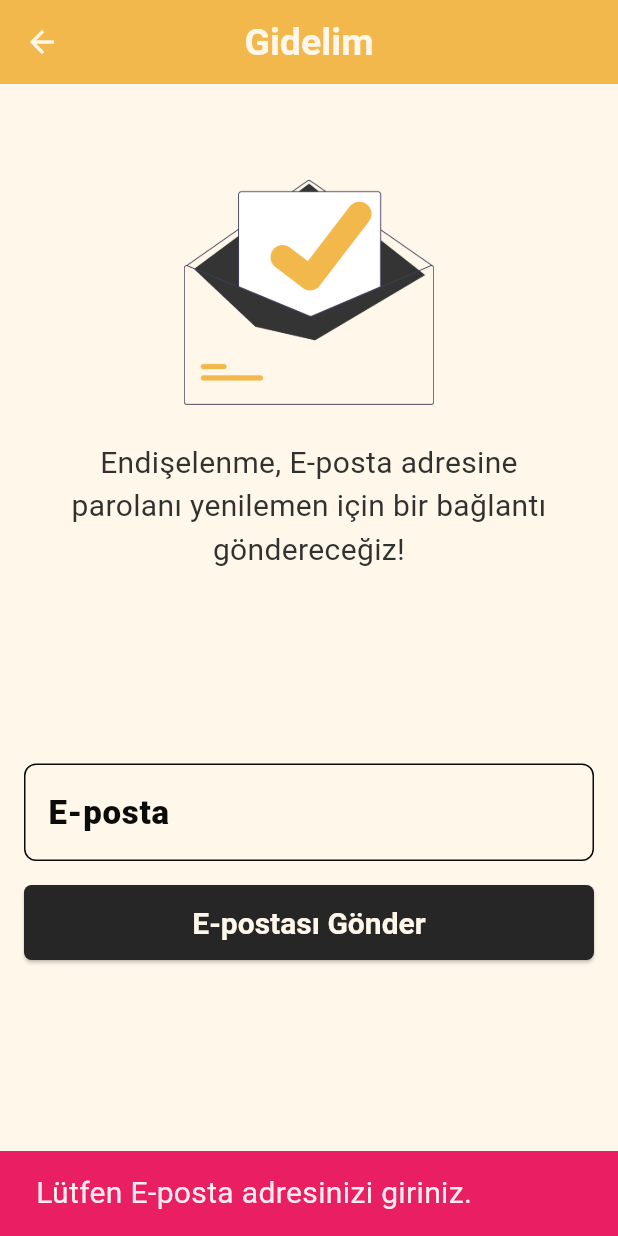
After one commit to OzgurBoruzanci/Gidelim_App, a Flutter app: the ForgotPasswordScreen screen opened directly, after a tap on "E-postası Gönder", on a phone screen of 412 x 824 dp. The commit adds this screen. Run offline on Flutter 3.47's test engine with Material 3 defaults, Android fonts, the phone set to English and light mode, and no system bars; our stand-ins replace cloud_firestore, firebase_auth, firebase_core, fluttertoast, loading_animation_widget; accounts and stored records are empty.

Commit message:
By creating ForgotPasswordScreen, the password recovery e-mail process with firebase has been completed.

```diff
--- a/bootcamp91/lib/services/auth_service.dart
+++ b/bootcamp91/lib/services/auth_service.dart
@@ -1,3 +1,4 @@
+import 'package:bootcamp91/product/project_colors.dart';
 import 'package:bootcamp91/view/login_screen.dart';
 import 'package:bootcamp91/view/main_screen.dart';
 import 'package:bootcamp91/view/welcome_screen.dart';
@@ -116,7 +117,7 @@ class AuthService {
 
         _showSnackBar(
             context,
-            'Kaydın oluşturuldu $displayName! Lütfen e-posta adresinizi doğrulayın.',
+            'Kaydın oluşturuldu $displayName! Size bir doğrulama e-postası gönderdik. \n Lütfen e-posta adresinizi doğrulayın. ',
             Colors.green);
 
         _navigateToScreen(context, const LoginScreen());
@@ -178,4 +179,28 @@ class AuthService {
       ),
     );
   }
+
+  Future<void> sendPasswordResetEmail(
+      BuildContext context, String email) async {
+    if (email.isEmpty) {
+      _showSnackBar(context, 'Lütfen E-posta adresinizi giriniz.',
+          ProjectColors.red_color);
+      return; // E-posta adresi boş olduğunda fonksiyonu sonlandır
+    }
+    try {
+      await _firebaseAuth.sendPasswordResetEmail(email: email);
+      if (email.isEmpty) {
+        _showSnackBar(context, 'Lütfen E-posta adresinizi giriniz.',
+            ProjectColors.red_color);
+        return; // E-posta adresi boş olduğunda fonksiyonu sonlandır
+      }
+      _showSnackBar(context, 'Şifre sıfırlama e-postası gönderildi.',
+          ProjectColors.green_color);
+    } catch (e) {
+      _showSnackBar(
+          context,
+          'Bir hata oluştu: \nGeçerli bir e-posta giriniz. \n${e.toString()}',
+          ProjectColors.red_color);
+    }
+  }
 }
--- /dev/null
+++ b/bootcamp91/lib/view/forgat_paswword_screen.dart
@@ -0,0 +1,104 @@
+import 'package:bootcamp91/product/custom_loading_widget.dart';
+import 'package:bootcamp91/product/project_colors.dart';
+import 'package:flutter/material.dart';
+import 'package:bootcamp91/services/auth_service.dart';
+import 'package:bootcamp91/product/project_texts.dart';
+
+class ForgotPasswordScreen extends StatefulWidget {
+  const ForgotPasswordScreen({super.key});
+
+  @override
+  State<ForgotPasswordScreen> createState() => _ForgotPasswordScreenState();
+}
+
+class _ForgotPasswordScreenState extends State<ForgotPasswordScreen> {
+  final TextEditingController _emailController = TextEditingController();
+  final AuthService _authService = AuthService();
+
+  bool _isSending = false;
+  String? _message;
+
+  void _sendPasswordResetEmail() async {
+    setState(() {
+      _isSending = true;
+      _message = null;
+    });
+
+    try {
+      await _authService.sendPasswordResetEmail(context, _emailController.text);
+    } catch (e) {
+      setState(() {
+        _message = 'E-posta gönderilirken bir hata oluştu: ${e.toString()}';
+      });
+    } finally {
+      setState(() {
+        _isSending = false;
+      });
+    }
+  }
+
+  @override
+  Widget build(BuildContext context) {
+    return Scaffold(
+      appBar: AppBar(
+        title: Text(ProjectTexts().projectName),
+      ),
+      body: SingleChildScrollView(
+        child: Column(
+          mainAxisAlignment: MainAxisAlignment.start,
+          children: [
+            Padding(
+              padding: const EdgeInsets.only(top: 64.0, bottom: 8),
+              child: SizedBox(
+                  height: 150,
+                  width: 300,
+                  child: Image.asset("assets/images/forgot_password.png")),
+            ),
+            const Padding(
+              padding:
+                  EdgeInsets.only(bottom: 128.0, top: 16, right: 32, left: 32),
+              child: Text(
+                'Endişelenme, E-posta adresine parolanı yenilemen için bir bağlantı göndereceğiz!',
+                textAlign: TextAlign.center,
+                style: TextStyle(color: ProjectColors.textColor),
+              ),
+            ),
+            Padding(
+              padding: const EdgeInsets.symmetric(horizontal: 16.0),
+              child: Column(
+                children: [
+                  TextField(
+                    controller: _emailController,
+                    decoration: InputDecoration(
+                      labelText: ProjectTexts().email,
+                      border: const OutlineInputBorder(),
+                    ),
+                    keyboardType: TextInputType.emailAddress,
+                  ),
+                  const SizedBox(height: 16),
+                  ElevatedButton(
+                    onPressed: _isSending ? null : _sendPasswordResetEmail,
+                    child: _isSending
+                        ? const CustomLoadingWidget()
+                        : const Text('E-postası Gönder'),
+                  ),
+                ],
+              ),
+            ),
+            if (_message != null) ...[
+              const SizedBox(height: 16),
+              Text(
+                _message!,
+                style: TextStyle(
+                  color: _message!.startsWith('Şifre sıfırlama')
+                      ? Colors.green
+                      : Colors.red,
+                ),
+              ),
+            ],
+          ],
+        ),
+      ),
+    );
+  }
+}
--- a/bootcamp91/lib/view/login_screen.dart
+++ b/bootcamp91/lib/view/login_screen.dart
@@ -1,6 +1,7 @@
 import 'package:bootcamp91/product/project_colors.dart';
 import 'package:bootcamp91/product/project_texts.dart';
 import 'package:bootcamp91/services/auth_service.dart';
+import 'package:bootcamp91/view/forgat_paswword_screen.dart';
 import 'package:bootcamp91/view/regsiter_screen.dart';
 import 'package:flutter/material.dart';
 
@@ -115,6 +116,33 @@ class _LoginScreenState extends State<LoginScreen> {
                       },
                       child: Text(ProjectTexts().loginTextButton),
                     ),
+                    TextButton(
+                      onPressed: () {
+                        Navigator.push(
+                          context,
+                          PageRouteBuilder(
+                            pageBuilder:
+                                (context, animation, secondaryAnimation) =>
+                                    const ForgotPasswordScreen(),
+                            transitionsBuilder: (context, animation,
+                                secondaryAnimation, child) {
+                              var begin = const Offset(1.0, 0.0);
+                              var end = Offset.zero;
+                              var curve = Curves.ease;
+
+                              var tween = Tween(begin: begin, end: end)
+                                  .chain(CurveTween(curve: curve));
+
+                              return SlideTransition(
+                                position: animation.drive(tween),
+                                child: child,
+                              );
+                            },
+                          ),
+                        );
+                      },
+                      child: Text('Şifremi unuttum'),
+                    ),
                   ],
                 ),
               ),
--- a/bootcamp91/pubspec.yaml
+++ b/bootcamp91/pubspec.yaml
@@ -71,6 +71,7 @@ flutter:
   - assets/images/ic_register.png
   - assets/images/ic_login_screen.png
   - assets/images/ic_card_bg.png
+  - assets/images/forgot_password.png
 
   # An image asset can refer to one or more resolution-specific "variants", see
   # https://flutter.dev/assets-and-images/#resolution-aware
```
Also changed, not shown: bootcamp91/assets/images/forgot_password.png (added).
